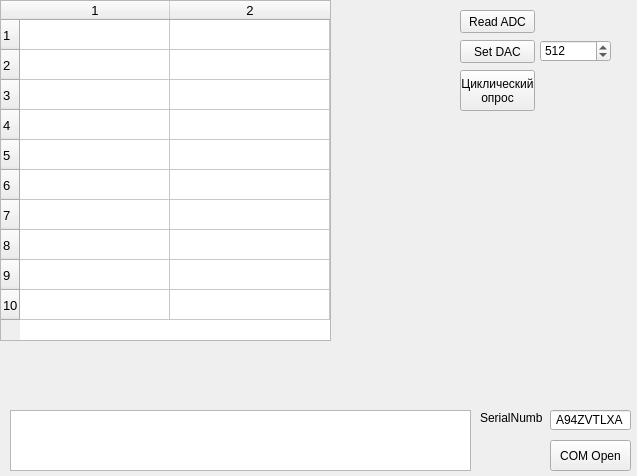
Old version of the form oai_dd_pk.ui in the repository a-styuf/oai_dd_pk.
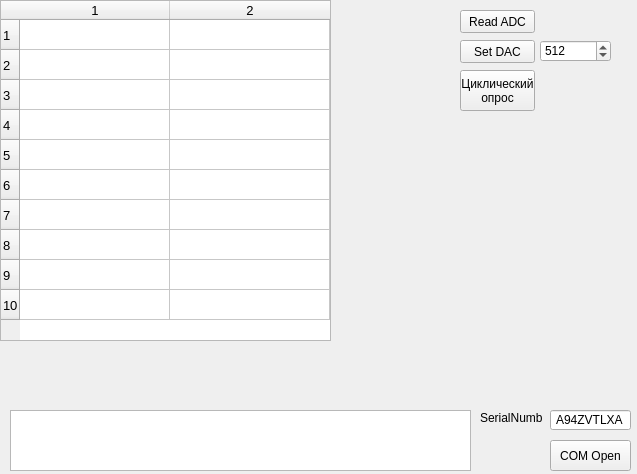
New version of the form.

Diff of the .ui file:
```diff
--- a/oai_dd_pk.ui
+++ b/oai_dd_pk.ui
@@ -7,7 +7,7 @@
     <x>0</x>
     <y>0</y>
     <width>637</width>
-    <height>476</height>
+    <height>474</height>
    </rect>
   </property>
   <property name="windowTitle">
```
